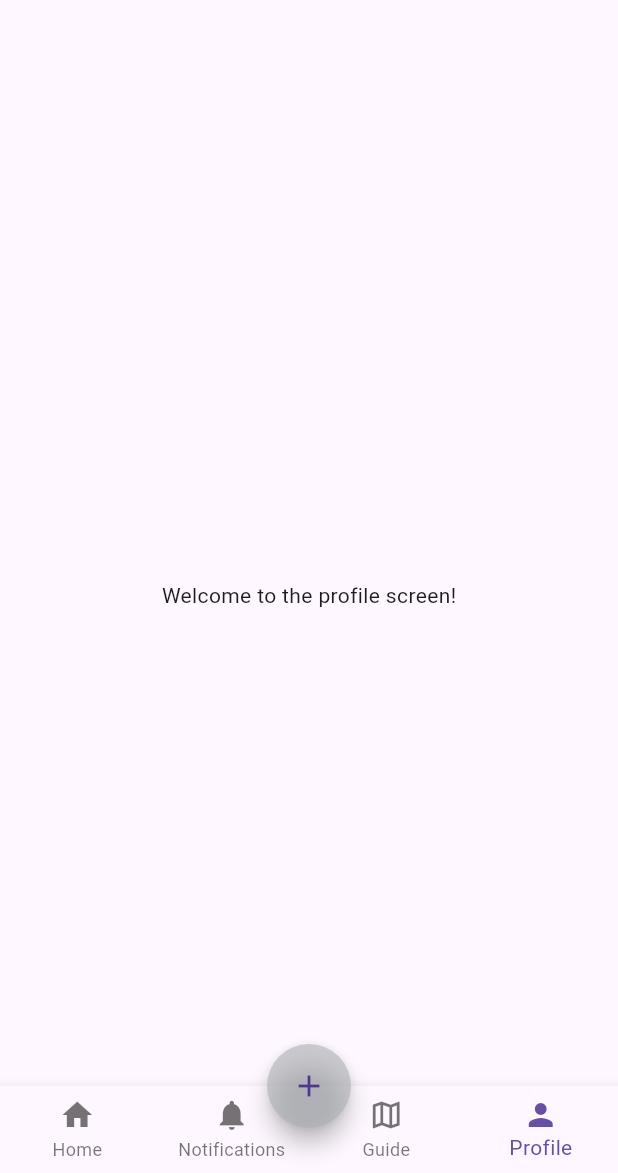
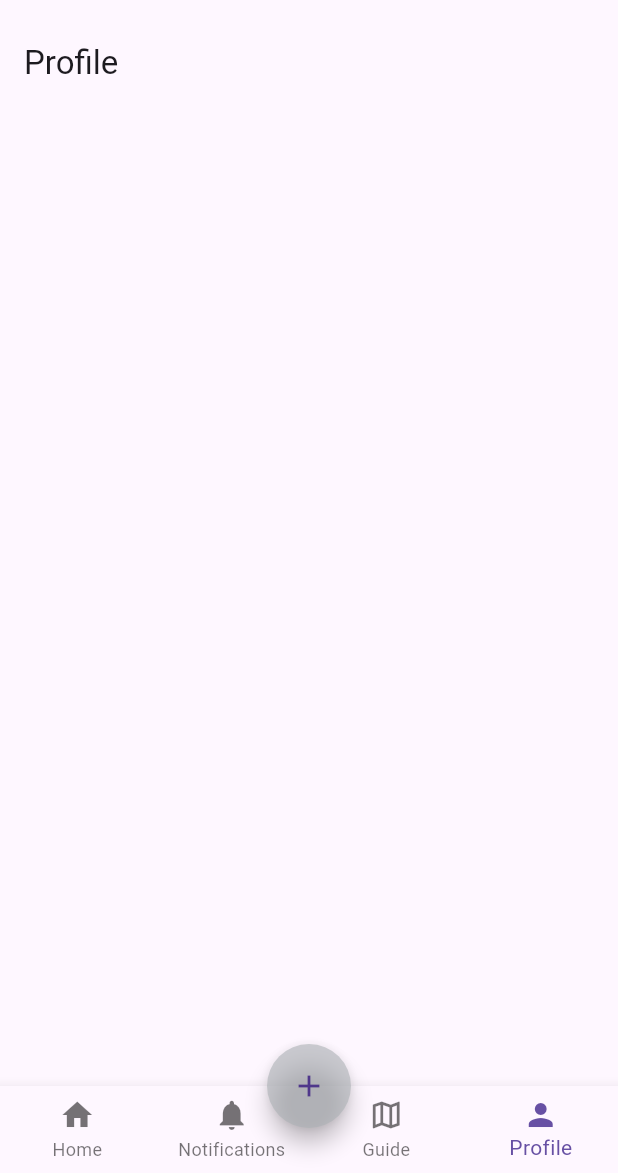
Before and after one commit to Quinxie51/ExpiRo-App, a Flutter app: the screen it shows after launch, item 4 of the bottom bar chosen, on a phone screen of 412 x 824 dp, the part 63-1236 px from its top. Run offline on Flutter 3.47's test engine with Material 3 defaults, Android fonts, the phone set to English and light mode, and no system bars; our stand-ins replace line_awesome_flutter.

Commit message:
Added body is profile

```diff
--- a/lib/profile.dart
+++ b/lib/profile.dart
@@ -1,15 +1,31 @@
 import 'package:flutter/material.dart';
+import 'package:line_awesome_flutter/line_awesome_flutter.dart';
 
 class MyProfileScreen extends StatelessWidget {
-  const MyProfileScreen({super.key});
+  const MyProfileScreen({Key? key}) : super(key: key);
+
   @override
   Widget build(BuildContext context) {
+    const double defaultPadding = 16.0;
     return Scaffold(
       appBar: AppBar(
-
+        title: Text(
+          "Profile",
+          style: Theme.of(context).textTheme.headline6,
+        ),
       ),
-      body: const Center(
-        child: Text('Welcome to the profile screen!'),
+      body: SingleChildScrollView(
+        child: Container(
+          padding: const EdgeInsets.all(defaultPadding),
+          child: const Column(
+            children: [
+              SizedBox(
+                width: 190, height: 120,
+                //child: Image (image: AssetImage('lib/assets/images/user_profile.jpg')),
+              ),
+            ],
+          ),
+        ),
       ),
     );
   }
--- a/pubspec.yaml
+++ b/pubspec.yaml
@@ -35,6 +35,7 @@ dependencies:
   # The following adds the Cupertino Icons font to your application.
   # Use with the CupertinoIcons class for iOS style icons.
   cupertino_icons: ^1.0.6
+  line_awesome_flutter: ^2.0.0
 
 dev_dependencies:
   flutter_test:
```
Also changed, not shown: pubspec.lock.
